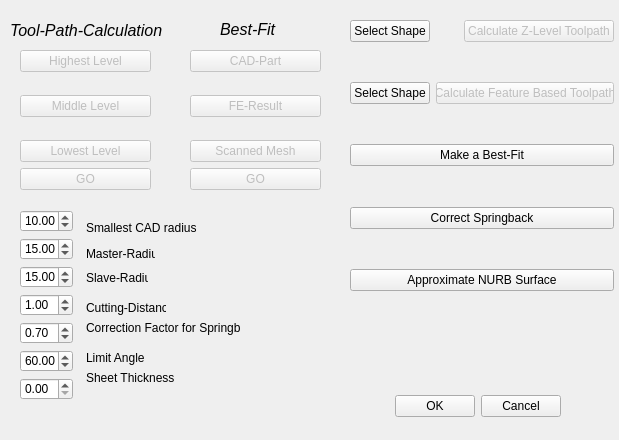
berndhahnebach/All_FreeCAD, file src/Mod/Cam/Gui/Cutting.ui: the form before one commit.
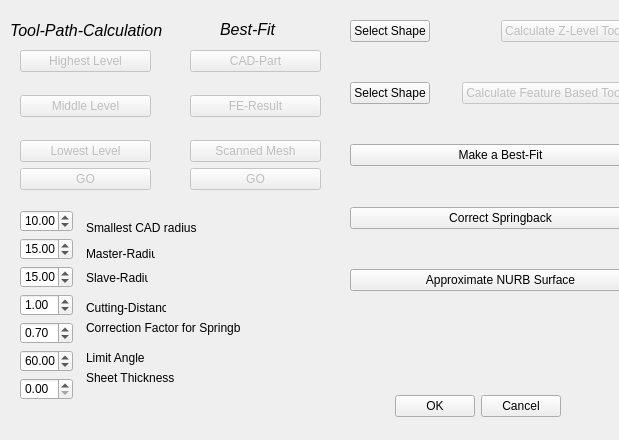
The form after the commit.

Diff of the .ui file:
```diff
--- a/src/Mod/Cam/Gui/Cutting.ui
+++ b/src/Mod/Cam/Gui/Cutting.ui
@@ -401,12 +401,12 @@
     <string>Sheet Thickness</string>
    </property>
   </widget>
-  <widget class="QWidget" name="" >
+  <widget class="QWidget" name="layoutWidget" >
    <property name="geometry" >
     <rect>
      <x>350</x>
      <y>20</y>
-     <width>264</width>
+     <width>301</width>
      <height>271</height>
     </rect>
    </property>
```
Left out of the diff: 49 changed lines with no effect on the pictures.
